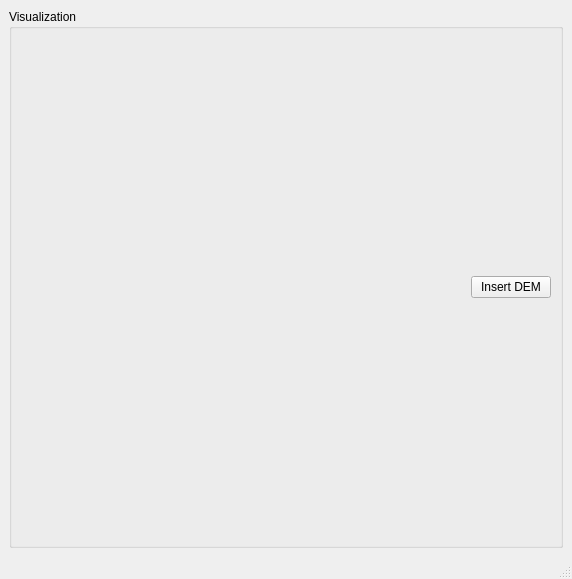
The window that Gui/CustomWidgets/mainWindow.ui (jpesperidiao/MOPA) describes before a commit, drawn with Qt 5.
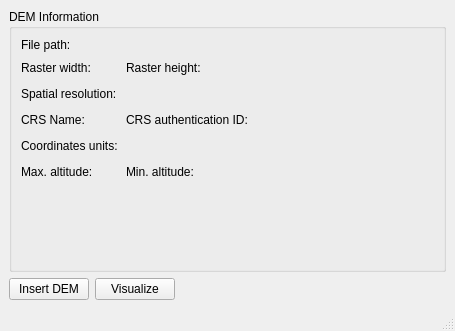
The same window after the commit.

Commit message: main window changed to expose raster's info

Diff of the .ui file:
```diff
--- a/Gui/CustomWidgets/mainWindow.ui
+++ b/Gui/CustomWidgets/mainWindow.ui
@@ -6,8 +6,8 @@
    <rect>
     <x>0</x>
     <y>0</y>
-    <width>572</width>
-    <height>579</height>
+    <width>455</width>
+    <height>331</height>
    </rect>
   </property>
   <property name="windowTitle">
@@ -15,14 +15,48 @@
   </property>
   <widget class="QWidget" name="centralwidget">
    <layout class="QGridLayout" name="gridLayout_3">
-    <item row="0" column="0">
+    <item row="4" column="0">
+     <widget class="QPushButton" name="demPushButton">
+      <property name="text">
+       <string>Insert DEM</string>
+      </property>
+     </widget>
+    </item>
+    <item row="4" column="2">
+     <spacer name="horizontalSpacer">
+      <property name="orientation">
+       <enum>Qt::Horizontal</enum>
+      </property>
+      <property name="sizeHint" stdset="0">
+       <size>
+        <width>40</width>
+        <height>20</height>
+       </size>
+      </property>
+     </spacer>
+    </item>
+    <item row="0" column="0" colspan="3">
      <widget class="QGroupBox" name="groupBox">
       <property name="title">
-       <string>Visualization</string>
+       <string>DEM Information</string>
       </property>
-      <layout class="QGridLayout" name="gridLayout_2">
+      <layout class="QGridLayout" name="gridLayout">
        <item row="1" column="0">
-        <spacer name="horizontalSpacer">
+        <widget class="QLabel" name="widthLabel">
+         <property name="text">
+          <string>Raster width: </string>
+         </property>
+        </widget>
+       </item>
+       <item row="5" column="1" colspan="2">
+        <widget class="QLabel" name="minLabel">
+         <property name="text">
+          <string>Min. altitude: </string>
+         </property>
+        </widget>
+       </item>
+       <item row="1" column="3">
+        <spacer name="horizontalSpacer_2">
          <property name="orientation">
           <enum>Qt::Horizontal</enum>
          </property>
@@ -34,19 +68,130 @@
          </property>
         </spacer>
        </item>
-       <item row="1" column="1">
-        <widget class="QPushButton" name="demPushButton">
+       <item row="5" column="0">
+        <widget class="QLabel" name="maxLabel">
          <property name="text">
-          <string>Insert DEM</string>
+          <string>Max. altitude: </string>
          </property>
         </widget>
        </item>
-       <item row="0" column="0" colspan="2">
-        <layout class="QGridLayout" name="gridLayout"/>
+       <item row="2" column="3">
+        <spacer name="horizontalSpacer_3">
+         <property name="orientation">
+          <enum>Qt::Horizontal</enum>
+         </property>
+         <property name="sizeHint" stdset="0">
+          <size>
+           <width>126</width>
+           <height>20</height>
+          </size>
+         </property>
+        </spacer>
+       </item>
+       <item row="2" column="0">
+        <widget class="QLabel" name="resLabel">
+         <property name="text">
+          <string>Spatial resolution: </string>
+         </property>
+        </widget>
+       </item>
+       <item row="4" column="3">
+        <spacer name="horizontalSpacer_5">
+         <property name="orientation">
+          <enum>Qt::Horizontal</enum>
+         </property>
+         <property name="sizeHint" stdset="0">
+          <size>
+           <width>126</width>
+           <height>20</height>
+          </size>
+         </property>
+        </spacer>
+       </item>
+       <item row="3" column="0">
+        <widget class="QLabel" name="crsLabel">
+         <property name="text">
+          <string>CRS Name: </string>
+         </property>
+        </widget>
+       </item>
+       <item row="5" column="3">
+        <spacer name="horizontalSpacer_7">
+         <property name="orientation">
+          <enum>Qt::Horizontal</enum>
+         </property>
+         <property name="sizeHint" stdset="0">
+          <size>
+           <width>126</width>
+           <height>20</height>
+          </size>
+         </property>
+        </spacer>
+       </item>
+       <item row="3" column="1" colspan="2">
+        <widget class="QLabel" name="authLabel">
+         <property name="text">
+          <string>CRS authentication ID:</string>
+         </property>
+        </widget>
+       </item>
+       <item row="4" column="0">
+        <widget class="QLabel" name="unitsLabel">
+         <property name="text">
+          <string>Coordinates units:</string>
+         </property>
+        </widget>
+       </item>
+       <item row="1" column="1" colspan="2">
+        <widget class="QLabel" name="heightLabel">
+         <property name="text">
+          <string>Raster height: </string>
+         </property>
+        </widget>
+       </item>
+       <item row="3" column="3">
+        <spacer name="horizontalSpacer_4">
+         <property name="orientation">
+          <enum>Qt::Horizontal</enum>
+         </property>
+         <property name="sizeHint" stdset="0">
+          <size>
+           <width>126</width>
+           <height>20</height>
+          </size>
+         </property>
+        </spacer>
+       </item>
+       <item row="6" column="2">
+        <spacer name="verticalSpacer">
+         <property name="orientation">
+          <enum>Qt::Vertical</enum>
+         </property>
+         <property name="sizeHint" stdset="0">
+          <size>
+           <width>20</width>
+           <height>6</height>
+          </size>
+         </property>
+        </spacer>
+       </item>
+       <item row="0" column="0" colspan="4">
+        <widget class="QLabel" name="fileLabel">
+         <property name="text">
+          <string>File path:</string>
+         </property>
+        </widget>
        </item>
       </layout>
      </widget>
     </item>
+    <item row="4" column="1">
+     <widget class="QPushButton" name="visualizePushButton">
+      <property name="text">
+       <string>Visualize</string>
+      </property>
+     </widget>
+    </item>
    </layout>
   </widget>
   <widget class="QMenuBar" name="menubar">
```
Left out of the diff: 4 changed lines with no effect on the pictures. The commit also changes 2 other files.
